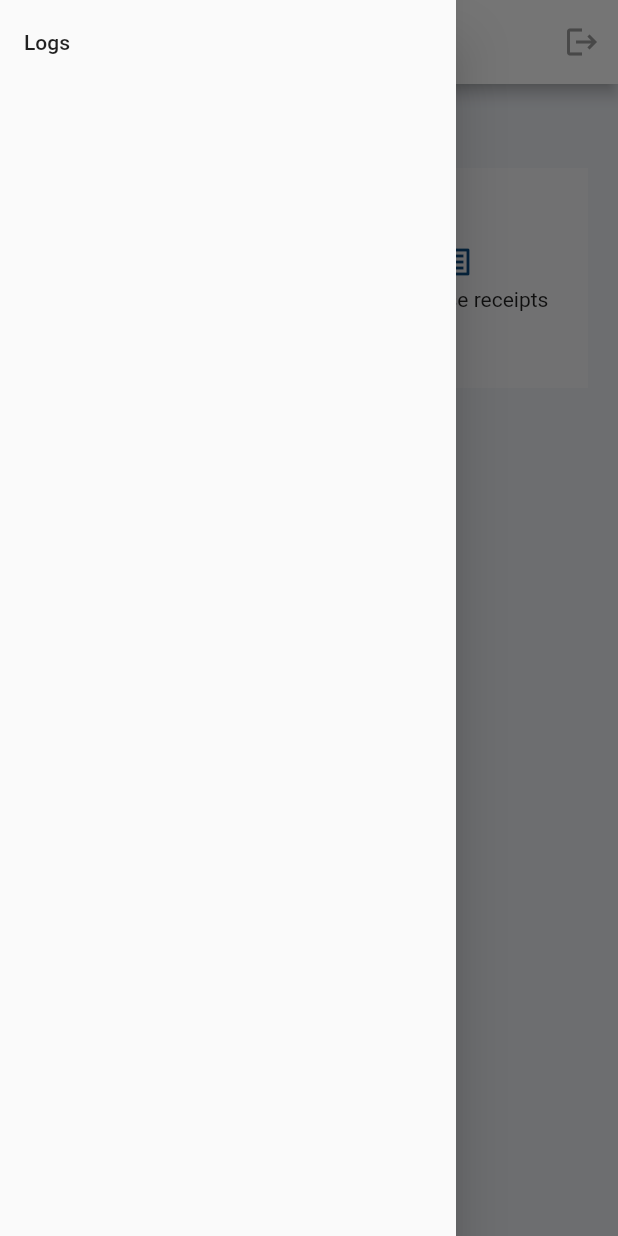
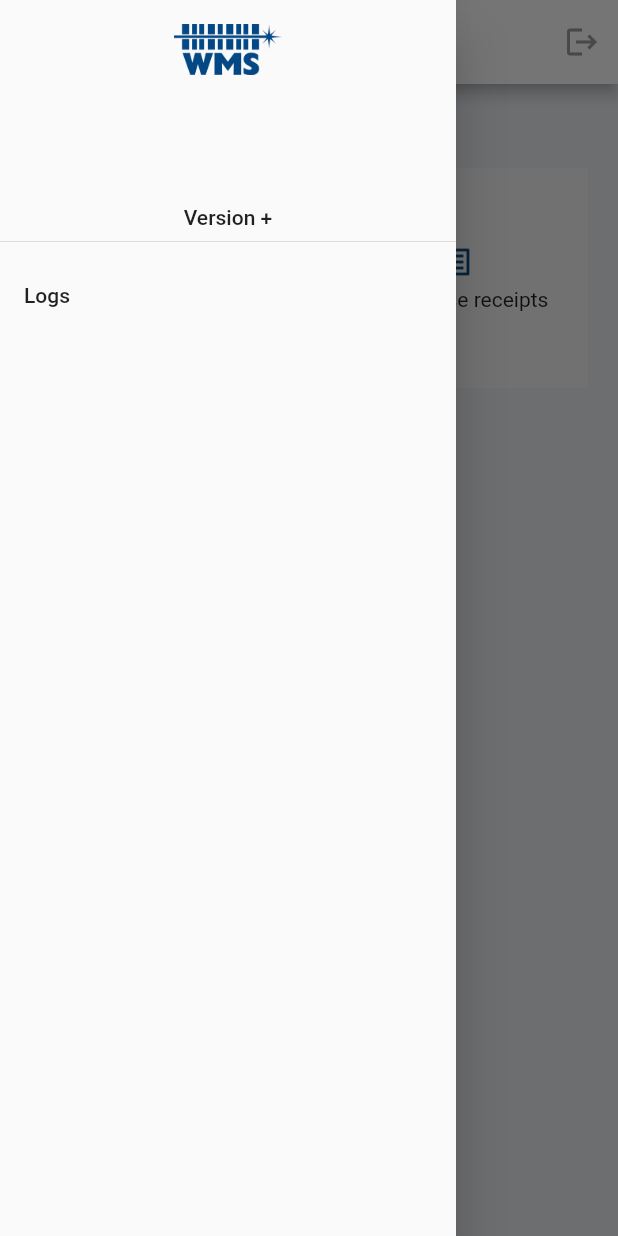
Before and after one commit to mushthakvp/PowerWMS, a Flutter app: the HomeScreen screen opened directly, with the side drawer open, on a phone screen of 412 x 824 dp. Run offline on Flutter 3.47's test engine with Material 2 defaults, Android fonts, the phone set to English and light mode, and no system bars; our stand-ins replace assets_audio_player, connectivity_plus, dio, flutter_cache_manager, form_field_validator, pull_to_refresh and 3 more; missing offline and left inert: f_logs, flutter_barcode_scanner; accounts and stored records are empty; generated files the repository leaves out were written again.

Commit message:
Add version number to drawer

```diff
--- a/lib/screens/home_screen/home_screen.dart
+++ b/lib/screens/home_screen/home_screen.dart
@@ -61,6 +61,24 @@ class HomeScreen extends StatelessWidget {
       drawer: Drawer(
         child: ListView(
           children: [
+            DrawerHeader(
+              child: Column(
+                mainAxisAlignment: MainAxisAlignment.spaceBetween,
+                children: [
+                  Image.asset('assets/images/logo_blue.png', height: 34),
+                  FutureBuilder<PackageInfo>(
+                    future: PackageInfo.fromPlatform(),
+                    builder: (context, snapshot) {
+                      if (snapshot.hasData) {
+                        return Text(
+                            'Version ${snapshot.data?.version}+${snapshot.data?.buildNumber}');
+                      }
+                      return Container();
+                    },
+                  )
+                ],
+              ),
+            ),
             ListTile(
               title: Text('Logs'),
               onTap: () {
--- a/pubspec.yaml
+++ b/pubspec.yaml
@@ -56,6 +56,7 @@ dependencies:
   path_provider: ^2.0.2
   connectivity_plus: ^1.0.6
   pull_to_refresh: ^2.0.0
+  package_info: ^2.0.2
 
 dev_dependencies:
   flutter_test:
```
Also changed, not shown: pubspec.lock.
